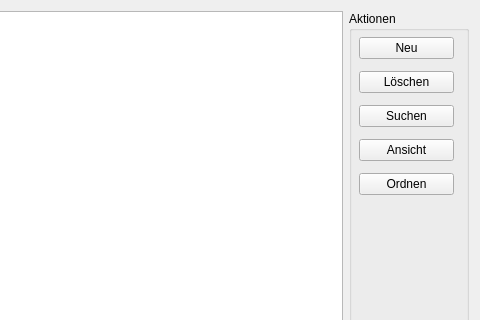
Above: form/basetab.ui from romanweissflog/FAKT before the change; both pictures show x 144 to 624 and y 0 to 320 of the 624 by 501 pixel window. Below: the same form after it.
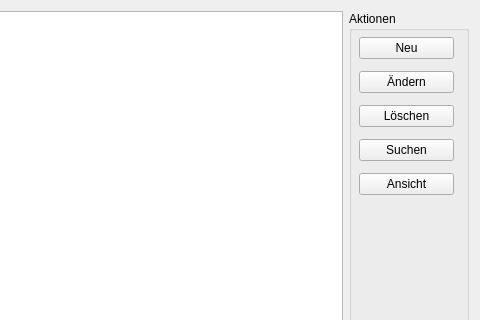
That is the form after the change. Custom widgets are drawn as their Qt base class.

What changed in the file:
```diff
--- a/form/basetab.ui
+++ b/form/basetab.ui
@@ -45,6 +45,13 @@
          </property>
         </widget>
        </item>
+       <item>
+        <widget class="QPushButton" name="editEntry">
+         <property name="text">
+          <string>Ändern</string>
+         </property>
+        </widget>
+       </item>
        <item>
         <widget class="QPushButton" name="deleteEntry">
          <property name="text">
@@ -66,13 +73,6 @@
          </property>
         </widget>
        </item>
-       <item>
-        <widget class="QPushButton" name="organize">
-         <property name="text">
-          <string>Ordnen</string>
-         </property>
-        </widget>
-       </item>
       </layout>
      </widget>
     </widget>
```
Left out of the diff: 8 changed lines with no effect on the pictures.
